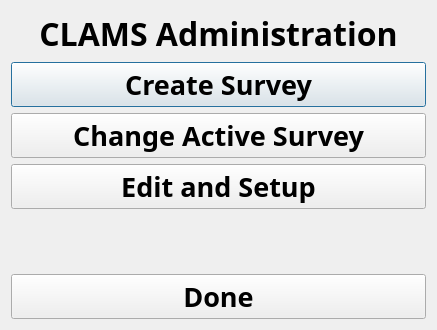
guyuhong/CLAMS, file ui/AdminDlg.ui: the form before one commit.
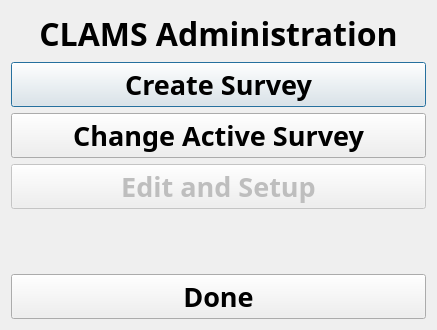
The form after the commit.

```diff
--- a/ui/AdminDlg.ui
+++ b/ui/AdminDlg.ui
@@ -64,6 +64,9 @@
    </item>
    <item>
     <widget class="QPushButton" name="setupBtn">
+     <property name="enabled">
+      <bool>false</bool>
+     </property>
      <property name="font">
       <font>
        <family>Arial Black</family>
```
